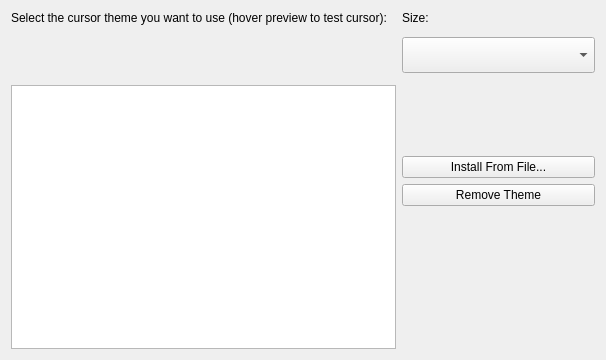
First picture: the form in kcontrol/input/xcursor/themepage.ui, repository fluxer/kde-workspace, before the edit.
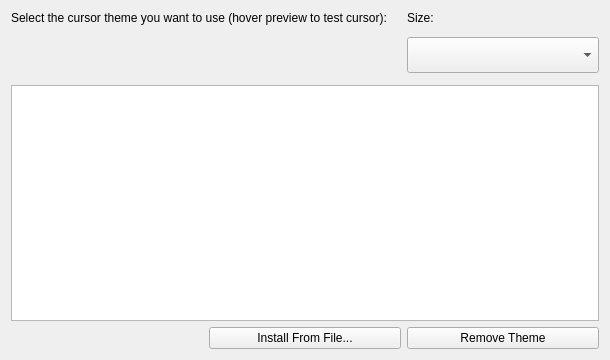
Second picture: the form after the edit. Custom widgets are drawn as their Qt base class.

Commit message: kcontrol: make the KCM cursors UI more consistent with other modules

```diff
--- a/kcontrol/input/xcursor/themepage.ui
+++ b/kcontrol/input/xcursor/themepage.ui
@@ -6,18 +6,11 @@
    <rect>
     <x>0</x>
     <y>0</y>
-    <width>606</width>
+    <width>610</width>
     <height>360</height>
    </rect>
   </property>
   <layout class="QGridLayout" name="gridLayout">
-   <item row="0" column="0" colspan="2">
-    <widget class="QLabel" name="label">
-     <property name="text">
-      <string>Select the cursor theme you want to use (hover preview to test cursor):</string>
-     </property>
-    </widget>
-   </item>
    <item row="1" column="0" rowspan="3" colspan="2">
     <widget class="PreviewWidget" name="preview" native="true">
      <property name="sizePolicy">
@@ -34,33 +27,10 @@
      </property>
     </widget>
    </item>
-   <item row="4" column="0" rowspan="5" colspan="2">
-    <widget class="QListView" name="view">
-     <property name="sizePolicy">
-      <sizepolicy hsizetype="Expanding" vsizetype="Expanding">
-       <horstretch>0</horstretch>
-       <verstretch>1</verstretch>
-      </sizepolicy>
-     </property>
-     <property name="alternatingRowColors">
-      <bool>true</bool>
-     </property>
-     <property name="verticalScrollMode">
-      <enum>QAbstractItemView::ScrollPerPixel</enum>
-     </property>
-    </widget>
-   </item>
-   <item row="5" column="2">
-    <widget class="KPushButton" name="installButton">
+   <item row="0" column="0" colspan="2">
+    <widget class="QLabel" name="label">
      <property name="text">
-      <string>Install From File...</string>
-     </property>
-    </widget>
-   </item>
-   <item row="6" column="2">
-    <widget class="KPushButton" name="removeButton">
-     <property name="text">
-      <string>Remove Theme</string>
+      <string>Select the cursor theme you want to use (hover preview to test cursor):</string>
      </property>
     </widget>
    </item>
@@ -90,6 +60,36 @@
      </property>
     </widget>
    </item>
+   <item row="4" column="0" rowspan="4" colspan="3">
+    <widget class="QListView" name="view">
+     <property name="sizePolicy">
+      <sizepolicy hsizetype="Expanding" vsizetype="Expanding">
+       <horstretch>0</horstretch>
+       <verstretch>1</verstretch>
+      </sizepolicy>
+     </property>
+     <property name="alternatingRowColors">
+      <bool>true</bool>
+     </property>
+     <property name="verticalScrollMode">
+      <enum>QAbstractItemView::ScrollPerPixel</enum>
+     </property>
+    </widget>
+   </item>
+   <item row="8" column="2">
+    <widget class="KPushButton" name="removeButton">
+     <property name="text">
+      <string>Remove Theme</string>
+     </property>
+    </widget>
+   </item>
+   <item row="8" column="1">
+    <widget class="KPushButton" name="installButton">
+     <property name="text">
+      <string>Install From File...</string>
+     </property>
+    </widget>
+   </item>
   </layout>
  </widget>
  <customwidgets>
```
